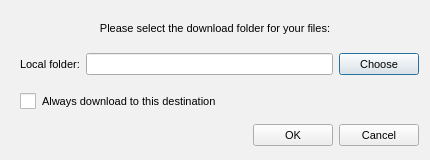
meganz/MEGAsync, file src/MEGASync/gui/linux/DownloadFromMegaDialog.ui: the form before one commit.
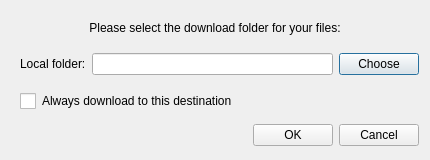
The form after the commit.

```diff
--- a/src/MEGASync/gui/linux/DownloadFromMegaDialog.ui
+++ b/src/MEGASync/gui/linux/DownloadFromMegaDialog.ui
@@ -26,12 +26,7 @@
    <string>Download from MEGA</string>
   </property>
   <property name="styleSheet">
-   <string notr="true">QWidget
-{
-font-size: 11px;
-}
-
-QCheckBox::indicator {
+   <string notr="true">QCheckBox::indicator {
      width: 16px;
      height: 16px;
  }
@@ -44,17 +39,7 @@
 QScrollBar:horizontal {
 height: 16px;
 }
-
-QPushButton
-{
-    min-height: 14px;
-	height: 14px;
-}
-
-#DownloadFromMegaDialog
-{
-	background-color: #f1f1f1;
-}</string>
+</string>
   </property>
   <layout class="QVBoxLayout" name="verticalLayout">
    <property name="spacing">
```
